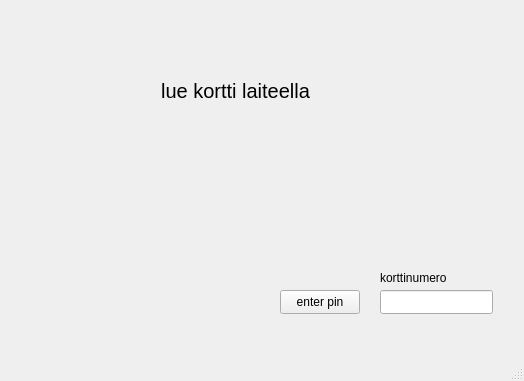
First picture: the form in frontend/mainwindow.ui, repository matiasKoo/BankSim_2023, before the edit.
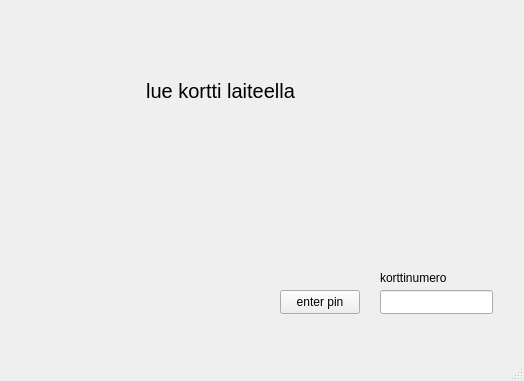
Second picture: the form after the edit.

Commit message:
Tilitapahtumien date format
Tilitapahtumien date format on nyt siistimmän näköinen

```diff
--- a/frontend/mainwindow.ui
+++ b/frontend/mainwindow.ui
@@ -55,7 +55,7 @@
        <rect>
         <x>380</x>
         <y>270</y>
-        <width>81</width>
+        <width>101</width>
         <height>16</height>
        </rect>
       </property>
@@ -66,9 +66,9 @@
      <widget class="QLabel" name="startPageinfo">
       <property name="geometry">
        <rect>
-        <x>150</x>
+        <x>100</x>
         <y>60</y>
-        <width>171</width>
+        <width>241</width>
         <height>61</height>
        </rect>
       </property>
```
Left out of the diff: 2 changed lines with no effect on the pictures. The commit also changes 1 other file.
